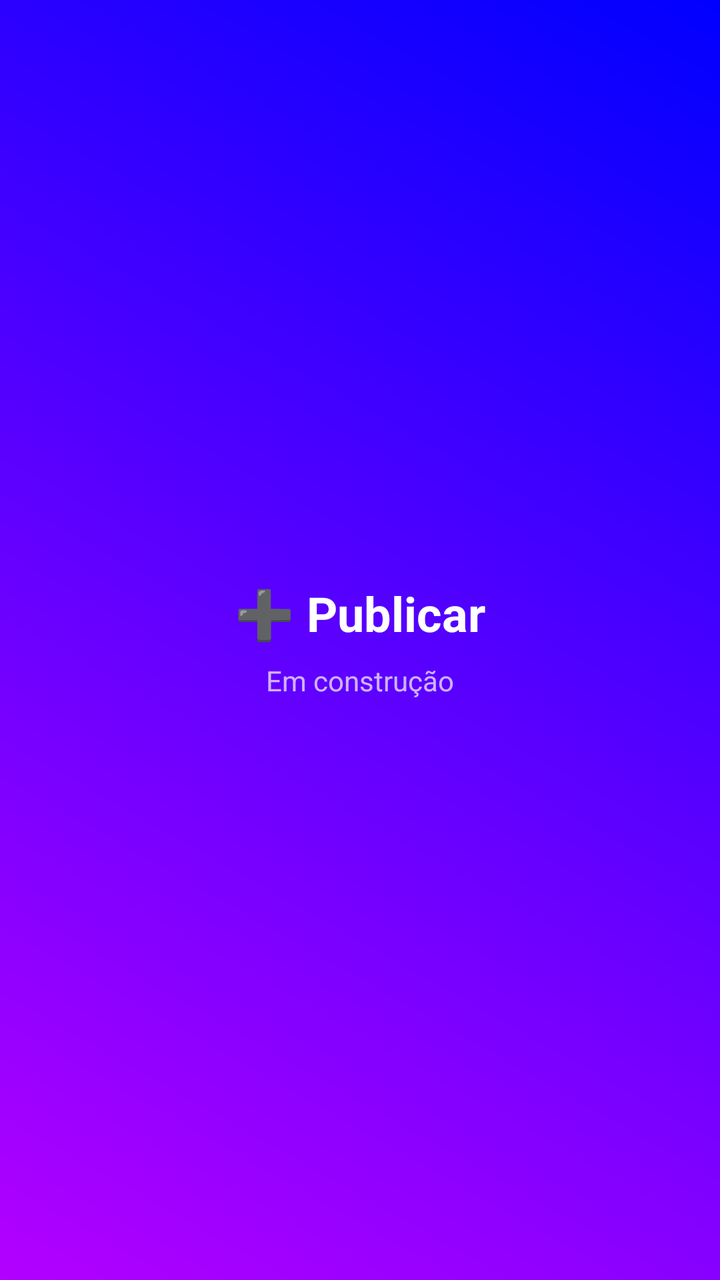
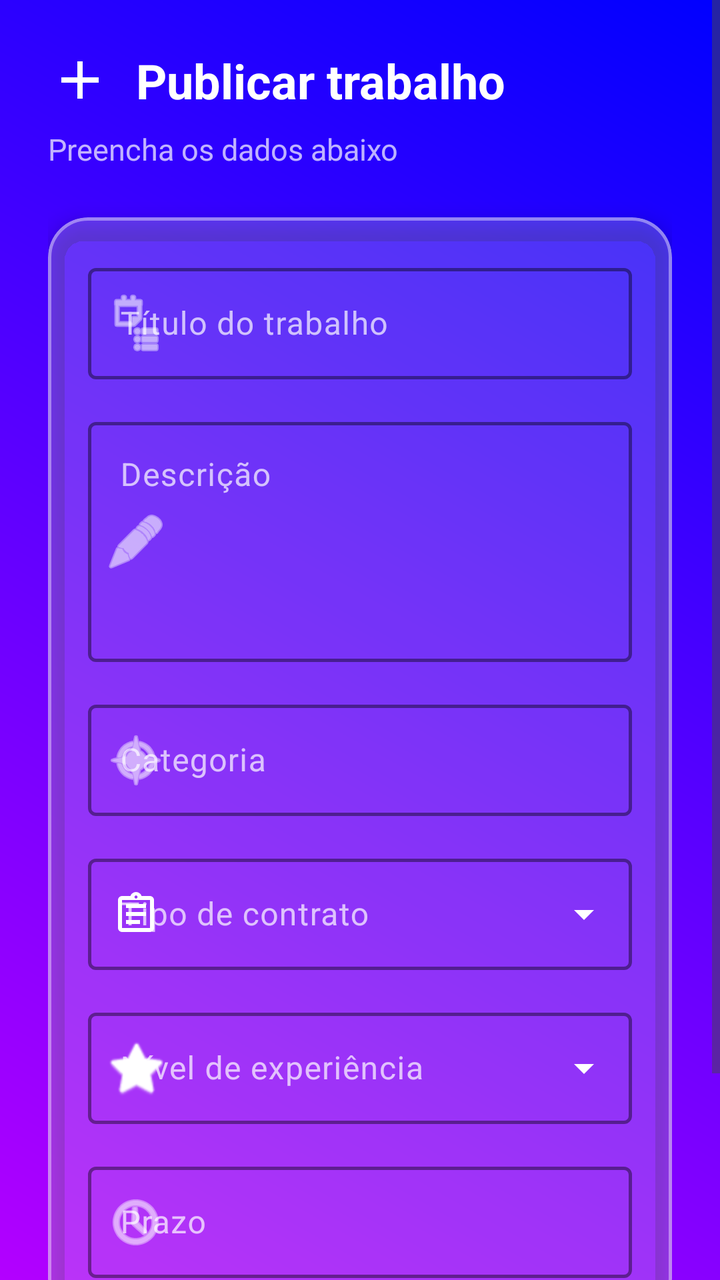

Before-and-after screenshots of an Android layout around one commit, followed by the original layout XML and the change that was made.
<!-- AndroidManifest.xml: application theme Theme.PlataformaRemota -->
<!-- res/layout/fragment_publish.xml -->
<?xml version="1.0" encoding="utf-8"?>
<LinearLayout xmlns:android="http://schemas.android.com/apk/res/android"
    android:layout_width="match_parent"
    android:layout_height="match_parent"
    android:background="@drawable/background_gradiente"
    android:gravity="center"
    android:orientation="vertical">

    <TextView
        android:layout_width="wrap_content"
        android:layout_height="wrap_content"
        android:text="➕ Publicar"
        android:textColor="@color/white"
        android:textSize="24sp"
        android:textStyle="bold" />

    <TextView
        android:layout_width="wrap_content"
        android:layout_height="wrap_content"
        android:layout_marginTop="8dp"
        android:text="Em construção"
        android:textColor="#B3FFFFFF"
        android:textSize="14sp" />
</LinearLayout>
<!-- resources referenced by this layout -->
<resources>
  <color name="white">#FFFFFFFF</color>
  <!-- drawable background_gradiente (drawable) -->
  <?xml version="1.0" encoding="utf-8"?>
  <shape xmlns:android="http://schemas.android.com/apk/res/android">
      <gradient
          android:startColor="#B300FF"
          android:endColor="#0000FF"
          android:angle="45"/>
  </shape>
  <style name="Theme.PlataformaRemota" parent="Base.Theme.PlataformaRemota" />
  <style name="Base.Theme.PlataformaRemota" parent="Theme.Material3.DayNight.NoActionBar">
          
          
      </style>
</resources>

<!-- the commit's change to res/layout/fragment_publish.xml (unified diff, before → after) -->
@@ -1,24 +1,226 @@
 <?xml version="1.0" encoding="utf-8"?>
-<LinearLayout xmlns:android="http://schemas.android.com/apk/res/android"
+<ScrollView xmlns:android="http://schemas.android.com/apk/res/android"
+    xmlns:app="http://schemas.android.com/apk/res-auto"
+    xmlns:tools="http://schemas.android.com/tools"
     android:layout_width="match_parent"
     android:layout_height="match_parent"
     android:background="@drawable/background_gradiente"
-    android:gravity="center"
-    android:orientation="vertical">
-
-    <TextView
-        android:layout_width="wrap_content"
+    android:fillViewport="true">
+
+    <LinearLayout
+        android:layout_width="match_parent"
         android:layout_height="wrap_content"
-        android:text="➕ Publicar"
-        android:textColor="@color/white"
-        android:textSize="24sp"
-        android:textStyle="bold" />
-
-    <TextView
-        android:layout_width="wrap_content"
-        android:layout_height="wrap_content"
-        android:layout_marginTop="8dp"
-        android:text="Em construção"
-        android:textColor="#B3FFFFFF"
-        android:textSize="14sp" />
-</LinearLayout>
+        android:orientation="vertical"
+        android:padding="24dp">
+
+        
+        <LinearLayout
+            android:layout_width="match_parent"
+            android:layout_height="wrap_content"
+            android:gravity="center_vertical"
+            android:orientation="horizontal"
+            android:layout_marginBottom="8dp">
+
+            <ImageView
+                android:layout_width="32dp"
+                android:layout_height="32dp"
+                android:layout_marginEnd="12dp"
+                android:src="@drawable/ic_add"
+                app:tint="@color/white" />
+
+            <TextView
+                android:layout_width="0dp"
+                android:layout_height="wrap_content"
+                android:layout_weight="1"
+                android:text="Publicar trabalho"
+                android:textColor="@color/white"
+                android:textSize="24sp"
+                android:textStyle="bold" />
+        </LinearLayout>
+
+        <TextView
+            android:layout_width="match_parent"
+            android:layout_height="wrap_content"
+            android:text="Preencha os dados abaixo"
+            android:textColor="#B3FFFFFF"
+            android:textSize="15sp"
+            android:layout_marginBottom="24dp" />
+
+        
+        <com.google.android.material.card.MaterialCardView
+            android:layout_width="match_parent"
+            android:layout_height="wrap_content"
+            android:layout_marginBottom="24dp"
+            app:cardBackgroundColor="#33FFFFFF"
+            app:cardCornerRadius="20dp"
+            app:cardElevation="6dp"
+            app:strokeWidth="1.5dp"
+            app:strokeColor="#66FFFFFF">
+
+            <LinearLayout
+                android:layout_width="match_parent"
+                android:layout_height="wrap_content"
+                android:orientation="vertical"
+                android:padding="20dp">
+
+                
+                <com.google.android.material.textfield.TextInputLayout
+                    style="@style/Widget.Material3.TextInputLayout.OutlinedBox"
+                    android:layout_width="match_parent"
+                    android:layout_height="wrap_content"
+                    android:layout_marginBottom="16dp"
+                    android:hint="Título do trabalho"
+                    android:textColorHint="#B3FFFFFF"
+                    app:boxStrokeColor="@color/white"
+                    app:boxStrokeWidth="1.5dp"
+                    app:boxBackgroundColor="@android:color/transparent"
+                    app:hintTextColor="@color/white"
+                    app:startIconDrawable="@android:drawable/ic_menu_agenda"
+                    app:startIconTint="@color/white">
+
+                    <com.google.android.material.textfield.TextInputEditText
+                        android:id="@+id/edtTitulo"
+                        android:layout_width="match_parent"
+                        android:layout_height="wrap_content"
+                        android:inputType="text"
+                        android:textColor="@color/white" />
+                </com.google.android.material.textfield.TextInputLayout>
+
+                
+                <com.google.android.material.textfield.TextInputLayout
+                    style="@style/Widget.Material3.TextInputLayout.OutlinedBox"
+                    android:layout_width="match_parent"
+                    android:layout_height="wrap_content"
+                    android:layout_marginBottom="16dp"
+                    android:hint="Descrição"
+                    android:textColorHint="#B3FFFFFF"
+                    app:boxStrokeColor="@color/white"
+                    app:boxStrokeWidth="1.5dp"
+                    app:boxBackgroundColor="@android:color/transparent"
+                    app:hintTextColor="@color/white"
+                    app:startIconDrawable="@android:drawable/ic_menu_edit"
+                    app:startIconTint="@color/white">
+
+                    <com.google.android.material.textfield.TextInputEditText
+                        android:id="@+id/edtDescricao"
+                        android:layout_width="match_parent"
+                        android:layout_height="120dp"
+                        android:gravity="top"
+                        android:inputType="textMultiLine"
+                        android:textColor="@color/white" />
+                </com.google.android.material.textfield.TextInputLayout>
+
+                
+                <com.google.android.material.textfield.TextInputLayout
+                    style="@style/Widget.Material3.TextInputLayout.OutlinedBox"
+                    android:layout_width="match_parent"
+                    android:layout_height="wrap_content"
+                    android:layout_marginBottom="16dp"
+                    android:hint="Categoria"
+                    android:textColorHint="#B3FFFFFF"
+                    app:boxStrokeColor="@color/white"
+                    app:boxStrokeWidth="1.5dp"
+                    app:boxBackgroundColor="@android:color/transparent"
+                    app:hintTextColor="@color/white"
+                    app:startIconDrawable="@android:drawable/ic_menu_compass"
+                    app:startIconTint="@color/white">
+
+                    <com.google.android.material.textfield.TextInputEditText
+                        android:id="@+id/edtCategoria"
+                        android:layout_width="match_parent"
+                        android:layout_height="wrap_content"
+                        android:inputType="text"
+                        android:textColor="@color/white" />
+                </com.google.android.material.textfield.TextInputLayout>
+
+                
+                <com.google.android.material.textfield.TextInputLayout
+                    style="@style/Widget.Material3.TextInputLayout.OutlinedBox.ExposedDropdownMenu"
+                    android:layout_width="match_parent"
+                    android:layout_height="wrap_content"
+                    android:layout_marginBottom="16dp"
+                    android:hint="Tipo de contrato"
+                    android:textColorHint="#B3FFFFFF"
+                    app:boxStrokeColor="@color/white"
+                    app:boxStrokeWidth="1.5dp"
+                    app:boxBackgroundColor="@android:color/transparent"
+                    app:hintTextColor="@color/white"
+                    app:startIconDrawable="@drawable/ic_menu_description"
+                    app:startIconTint="@color/white"
+                    app:endIconTint="@color/white">
+
+                    <AutoCompleteTextView
+                        android:id="@+id/edtTipoContrato"
+                        android:layout_width="match_parent"
+                        android:layout_height="wrap_content"
+                        android:inputType="none"
+                        android:textColor="@color/white" />
+                </com.google.android.material.textfield.TextInputLayout>
+
+                
+                <com.google.android.material.textfield.TextInputLayout
+                    style="@style/Widget.Material3.TextInputLayout.OutlinedBox.ExposedDropdownMenu"
+                    android:layout_width="match_parent"
+                    android:layout_height="wrap_content"
+                    android:layout_marginBottom="16dp"
+                    android:hint="Nível de experiência"
+                    android:textColorHint="#B3FFFFFF"
+                    app:boxStrokeColor="@color/white"
+                    app:boxStrokeWidth="1.5dp"
+                    app:boxBackgroundColor="@android:color/transparent"
+                    app:hintTextColor="@color/white"
+                    app:startIconDrawable="@android:drawable/btn_star_big_on"
+                    app:startIconTint="@color/white"
+                    app:endIconTint="@color/white">
+
+                    <AutoCompleteTextView
+                        android:id="@+id/edtNivel"
+                        android:layout_width="match_parent"
+                        android:layout_height="wrap_content"
+                        android:inputType="none"
+                        android:textColor="@color/white" />
+                </com.google.android.material.textfield.TextInputLayout>
+
+                
+                <com.google.android.material.textfield.TextInputLayout
+                    style="@style/Widget.Material3.TextInputLayout.OutlinedBox"
+                    android:layout_width="match_parent"
+                    android:layout_height="wrap_content"
+                    android:hint="Prazo"
+                    android:textColorHint="#B3FFFFFF"
+                    app:boxStrokeColor="@color/white"
+                    app:boxStrokeWidth="1.5dp"
+                    app:boxBackgroundColor="@android:color/transparent"
+                    app:hintTextColor="@color/white"
+                    app:startIconDrawable="@android:drawable/ic_menu_recent_history"
+                    app:startIconTint="@color/white">
+
+                    <com.google.android.material.textfield.TextInputEditText
+                        android:id="@+id/edtPrazo"
+                        android:layout_width="match_parent"
+                        android:layout_height="wrap_content"
+                        android:inputType="text"
+                        android:textColor="@color/white" />
+                </com.google.android.material.textfield.TextInputLayout>
+            </LinearLayout>
+        </com.google.android.material.card.MaterialCardView>
+
+        
+        <com.google.android.material.button.MaterialButton
+            android:id="@+id/btnPublicar"
+            android:layout_width="match_parent"
+            android:layout_height="56dp"
+            android:backgroundTint="#0D226B"
+            android:text="PUBLICAR TRABALHO"
+            android:textColor="@color/white"
+            android:textSize="16sp"
+            android:textStyle="bold"
+            app:cornerRadius="28dp"
+            app:elevation="4dp"
+            app:icon="@drawable/ic_add"
+            app:iconGravity="textStart"
+            app:iconPadding="8dp"
+            app:iconTint="@color/white" />
+
+    </LinearLayout>
+</ScrollView>
<!-- resource entries referenced after the edit -->
@@ -9,6 +9,18 @@
           android:endColor="#0000FF"
           android:angle="45"/>
   </shape>
+  <!-- drawable ic_add (drawable) -->
+  <vector xmlns:android="http://schemas.android.com/apk/res/android" android:height="24dp" android:tint="#000000" android:viewportHeight="960" android:viewportWidth="960" android:width="24dp">
+        
+      <path android:fillColor="@android:color/white" android:pathData="M440,520L200,520L200,440L440,440L440,200L520,200L520,440L760,440L760,520L520,520L520,760L440,760L440,520Z"/>
+      
+  </vector>
+  <!-- drawable ic_menu_description (drawable) -->
+  <vector xmlns:android="http://schemas.android.com/apk/res/android" android:autoMirrored="true" android:height="24dp" android:tint="#000000" android:viewportHeight="960" android:viewportWidth="960" android:width="24dp">
+        
+      <path android:fillColor="@android:color/white" android:pathData="M200,840Q167,840 143.5,816.5Q120,793 120,760L120,200Q120,167 143.5,143.5Q167,120 200,120L368,120Q381,84 411.5,62Q442,40 480,40Q518,40 548.5,62Q579,84 592,120L760,120Q793,120 816.5,143.5Q840,167 840,200L840,760Q840,793 816.5,816.5Q793,840 760,840L200,840ZM200,760L760,760Q760,760 760,760Q760,760 760,760L760,200Q760,200 760,200Q760,200 760,200L200,200Q200,200 200,200Q200,200 200,200L200,760Q200,760 200,760Q200,760 200,760ZM280,680L560,680L560,600L280,600L280,680ZM280,520L680,520L680,440L280,440L280,520ZM280,360L680,360L680,280L280,280L280,360ZM501.5,161.5Q510,153 510,140Q510,127 501.5,118.5Q493,110 480,110Q467,110 458.5,118.5Q450,127 450,140Q450,153 458.5,161.5Q467,170 480,170Q493,170 501.5,161.5ZM200,760Q200,760 200,760Q200,760 200,760L200,200Q200,200 200,200Q200,200 200,200L200,200Q200,200 200,200Q200,200 200,200L200,760Q200,760 200,760Q200,760 200,760Z"/>
+      
+  </vector>
   <style name="Theme.PlataformaRemota" parent="Base.Theme.PlataformaRemota" />
   <style name="Base.Theme.PlataformaRemota" parent="Theme.Material3.DayNight.NoActionBar">
           
